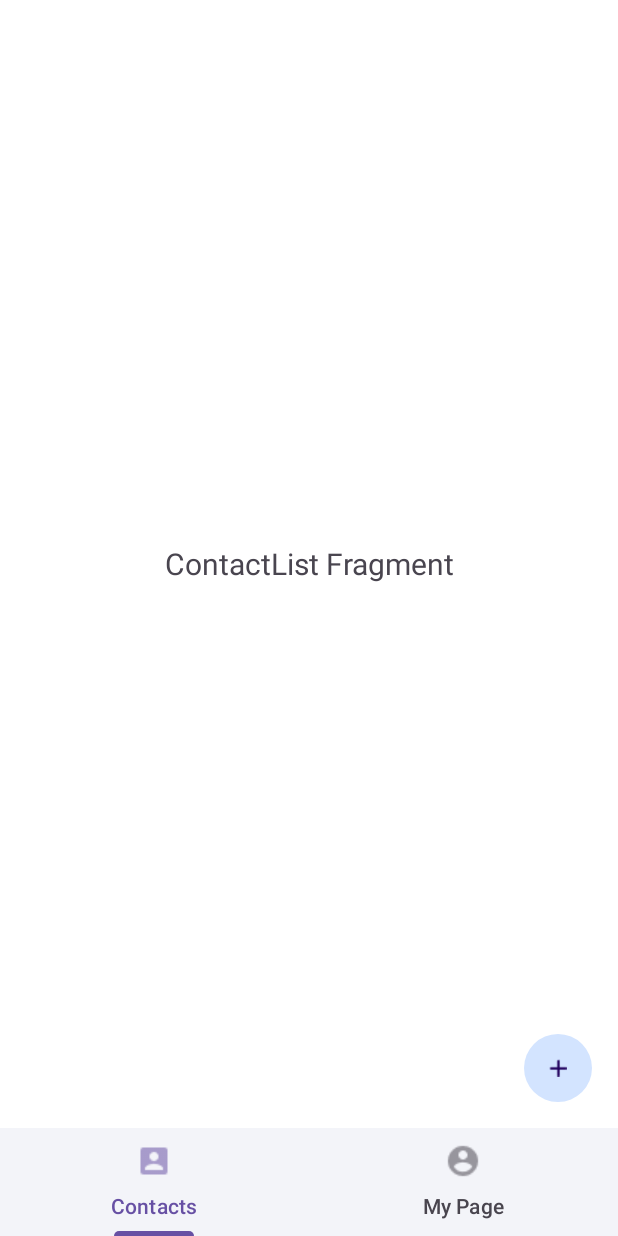
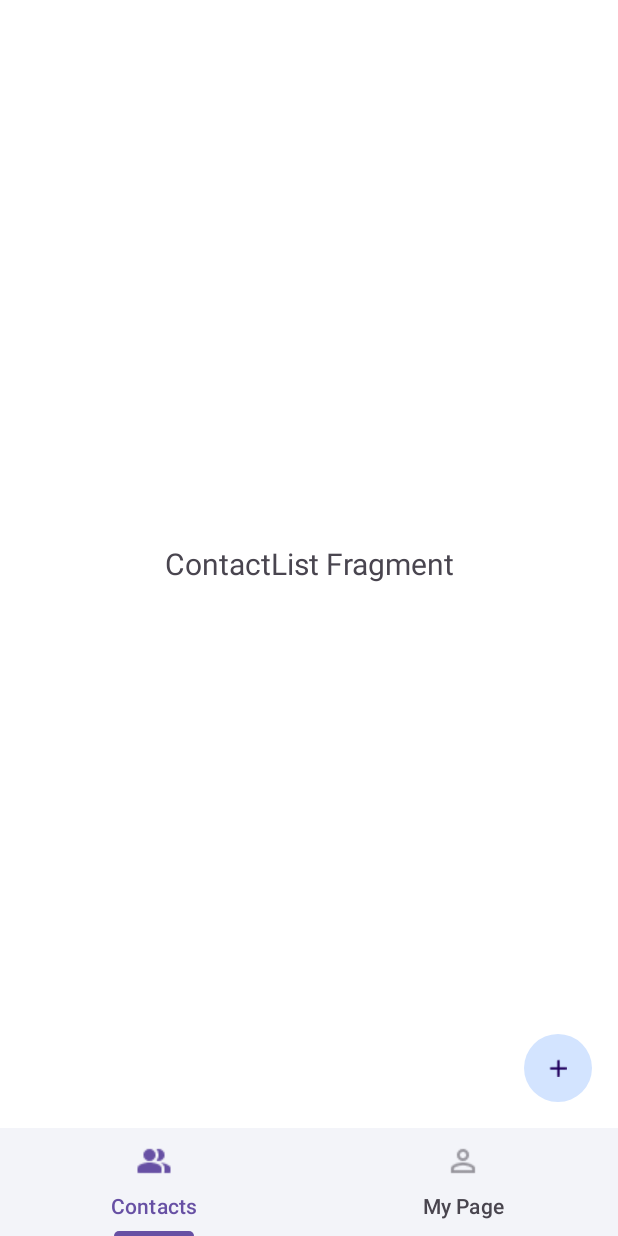
Before and after one commit to Chapter-3-3-Android/CONTACT-APP, an Android app: the screen it shows after launch (ContactActivity), on a phone screen of 412 x 824 dp. Run offline under Robolectric (Android 15) with nearby library versions, the phone set to English and light mode, and no system bars.

Commit message:
feat: TabItem의 selected 속성 값에 따라 drawable 값 fill, outline 적용

```diff
--- a/app/src/main/java/com/example/contact_app/ui/ContactActivity.kt
+++ b/app/src/main/java/com/example/contact_app/ui/ContactActivity.kt
@@ -15,7 +15,10 @@ class ContactActivity : AppCompatActivity() {
 
     private lateinit var adapter: ViewPagerFragmentAdapter
     private val tabTexts = listOf("Contacts", "My Page")
-    private val tabIcons = listOf(R.drawable.ic_contacts, R.drawable.ic_user)
+    private val tabIcons = listOf(
+        R.drawable.selector_contact_ic,
+        R.drawable.selector_mypage_ic
+    )
 
     override fun onCreate(savedInstanceState: Bundle?) {
         super.onCreate(savedInstanceState)
--- a/app/src/main/java/com/example/contact_app/ui/adapter/ViewPagerFragmentAdapter.kt
+++ b/app/src/main/java/com/example/contact_app/ui/adapter/ViewPagerFragmentAdapter.kt
@@ -24,9 +24,9 @@ class ViewPagerFragmentAdapter(
 
     fun getFragment(switchTabPosition: () -> Unit): ContactListFragment {
         return contactListFragment.apply {
-            onClickListener1() {
-                switchTabPosition()
-            }
+//            onClickListener1() {
+//                switchTabPosition()
+//            }
         }
     }
 }
--- /dev/null
+++ b/app/src/main/res/drawable/selector_contact_ic.xml
@@ -0,0 +1,5 @@
+<?xml version="1.0" encoding="utf-8"?>
+<selector xmlns:android="http://schemas.android.com/apk/res/android">
+    <item android:state_selected="true" android:drawable="@drawable/ic_contact_fill"/>
+    <item android:state_selected="false" android:drawable="@drawable/ic_contact_outline"/>
+</selector>
--- /dev/null
+++ b/app/src/main/res/drawable/selector_mypage_ic.xml
@@ -0,0 +1,5 @@
+<?xml version="1.0" encoding="utf-8"?>
+<selector xmlns:android="http://schemas.android.com/apk/res/android">
+    <item android:state_selected="true" android:drawable="@drawable/ic_mypage_fill"/>
+    <item android:state_selected="false" android:drawable="@drawable/ic_mypage_outline"/>
+</selector>
```
Also changed, not shown: app/src/main/res/drawable/ic_contact_fill.png (added), app/src/main/res/drawable/ic_contact_outline.png (added), app/src/main/res/drawable/ic_mypage_fill.png (added), app/src/main/res/drawable/ic_mypage_outline.png (added).
